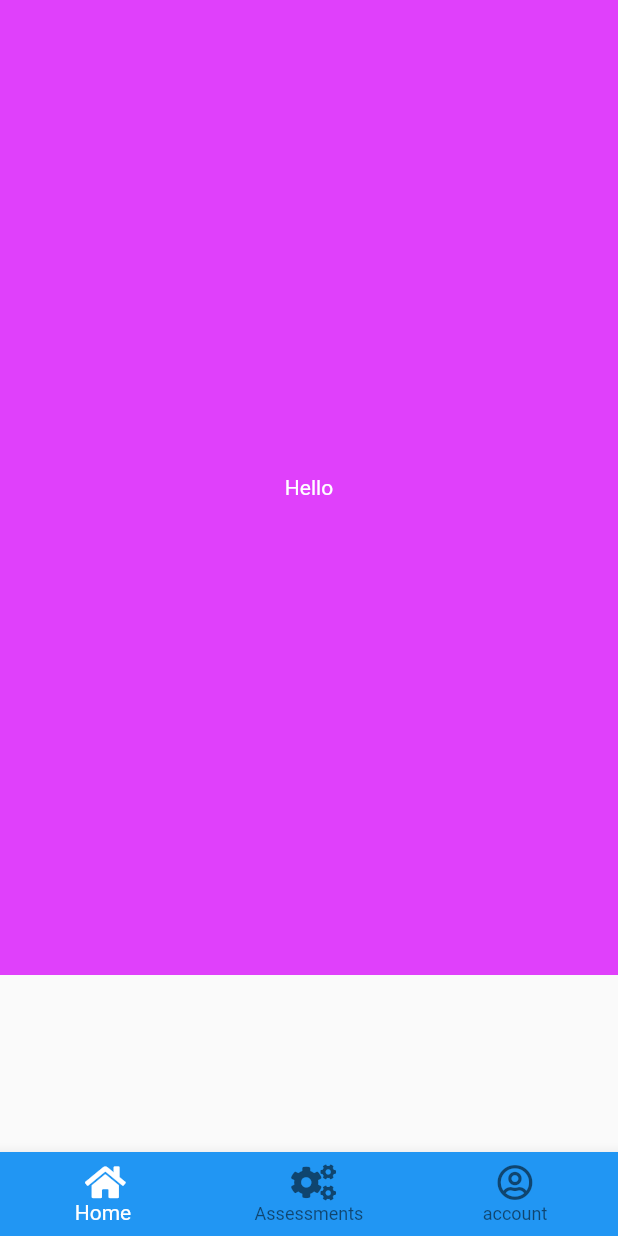
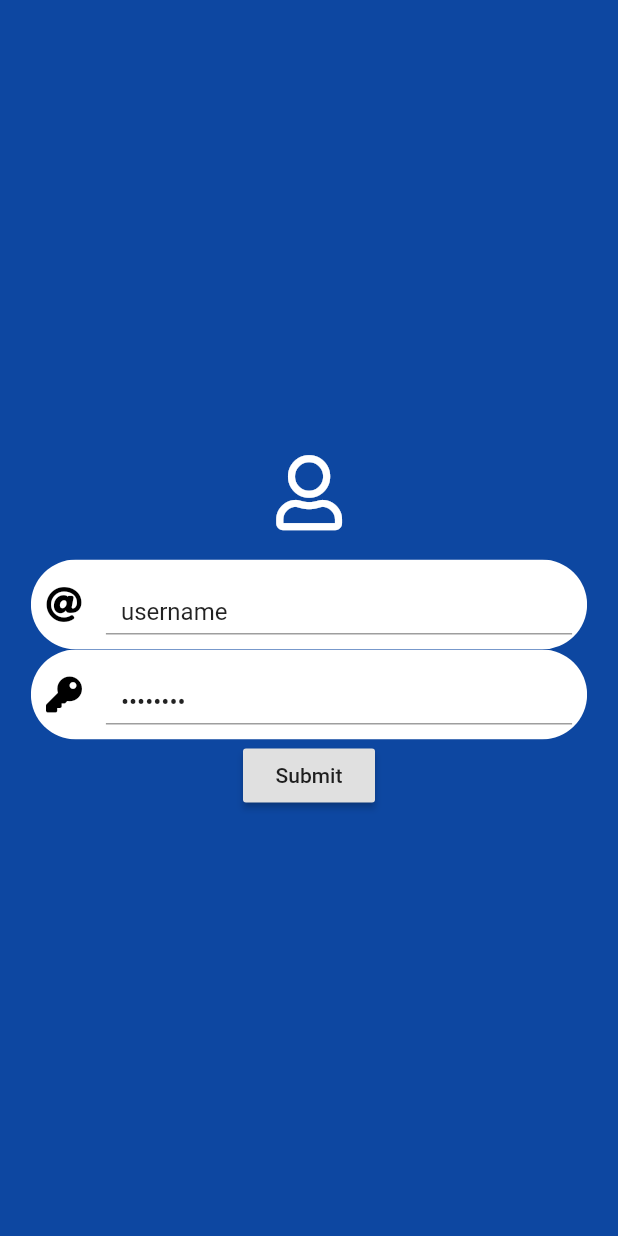
Before and after one commit to mallikarjunSN/flutter_workspace, a Flutter app: the screen it shows after launch, on a phone screen of 412 x 824 dp. Run offline on Flutter 3.47's test engine with Material 2 defaults, Android fonts, the phone set to English and light mode, and no system bars; our stand-ins replace font_awesome_flutter.

Commit message:
after adding login

```diff
--- /dev/null
+++ b/lib/login.dart
@@ -0,0 +1,120 @@
+import 'package:flutter/material.dart';
+import 'package:font_awesome_flutter/font_awesome_flutter.dart';
+
+class Login extends StatefulWidget {
+  @override
+  State<StatefulWidget> createState() {
+    return LoginState();
+  }
+}
+
+class LoginState extends State<Login> {
+  final _loginKey = GlobalKey();
+  String username;
+  @override
+  Widget build(BuildContext context) {
+    return Scaffold(
+      body: Container(
+        height: double.infinity,
+        width: double.infinity,
+        color: Colors.blue[900],
+        child: Column(
+          // mainAxisSize: MainAxisSize.max,
+          mainAxisAlignment: MainAxisAlignment.center,
+          children: [
+            Padding(
+              padding: EdgeInsets.all(20),
+              child: Center(
+                  child: Icon(
+                FontAwesomeIcons.user,
+                size: 50,
+                color: Colors.white,
+              )),
+            ),
+            Builder(builder: (context) {
+              return Form(
+                  key: _loginKey,
+                  child: Column(
+                    mainAxisAlignment: MainAxisAlignment.spaceBetween,
+                    crossAxisAlignment: CrossAxisAlignment.center,
+                    children: [
+                      ClipRRect(
+                        borderRadius: BorderRadius.all(Radius.circular(40)),
+                        child: Container(
+                          // margin: EdgeInsets.only(top: 10),
+                          width: MediaQuery.of(context).size.width * 0.9,
+                          height: 60,
+                          padding: EdgeInsets.all(10),
+                          color: Colors.white,
+                          child: TextFormField(
+                            initialValue: "username",
+                            decoration: InputDecoration(
+                                labelStyle: TextStyle(fontSize: 30),
+                                // border: ,
+                                icon: Icon(
+                                  FontAwesomeIcons.at,
+                                  color: Colors.black,
+                                ),
+                                labelText: "Username",
+                                floatingLabelBehavior:
+                                    FloatingLabelBehavior.never,
+                                contentPadding: EdgeInsets.all(10)),
+                            validator: (value) {
+                              if (value.isEmpty) {
+                                return "please enter some value";
+                              }
+                              return "";
+                            },
+                            onSaved: (newValue) => setState(() {
+                              username = newValue;
+                            }),
+                          ),
+                        ),
+                      ),
+                      ClipRRect(
+                        borderRadius: BorderRadius.all(Radius.circular(40)),
+                        child: Container(
+                          width: MediaQuery.of(context).size.width * 0.9,
+                          height: 60,
+                          padding: EdgeInsets.all(10),
+                          // margin: EdgeInsets.only(top: 10),
+                          color: Colors.white,
+                          child: TextFormField(
+                            obscureText: true,
+                            initialValue: "password",
+                            decoration: InputDecoration(
+                                labelStyle: TextStyle(fontSize: 30),
+                                // border: ,
+                                icon: Icon(
+                                  FontAwesomeIcons.key,
+                                  color: Colors.black,
+                                ),
+                                labelText: "Username",
+                                floatingLabelBehavior:
+                                    FloatingLabelBehavior.never,
+                                contentPadding: EdgeInsets.all(10)),
+                            validator: (value) {
+                              if (value.isEmpty) {
+                                return "please enter some value";
+                              }
+                              return "";
+                            },
+                            onSaved: (newValue) => setState(() {
+                              username = newValue;
+                            }),
+                          ),
+                        ),
+                      ),
+                      RaisedButton(
+                        onPressed: () {},
+                        child: Text("Submit"),
+                      )
+                    ],
+                  ));
+            })
+          ],
+        ),
+      ),
+    );
+  }
+}
--- a/lib/main.dart
+++ b/lib/main.dart
@@ -1,8 +1,8 @@
 import 'package:flutter/material.dart';
-import 'package:hello/home.dart';
+// import 'package:hello/home.dart';
+import 'package:hello/login.dart';
+// import 'package:hello/temp.dart';
 // import 'package:hello/input.dart';
-// import 'package:hello/page_four.dart';
-// import 'package:hello/temp.dart';
 // import 'package:hello/page_four.dart';
 // import 'package:hello/tic_tac.dart';
 
@@ -23,8 +23,9 @@ class MyAppState extends State<MyApp> {
   @override
   Widget build(BuildContext context) {
     return MaterialApp(
-      home: DyslexiaHome(),
+      home: Login(),
       theme: ThemeData.light(),
+      debugShowCheckedModeBanner: false,
     );
   }
 }
```
